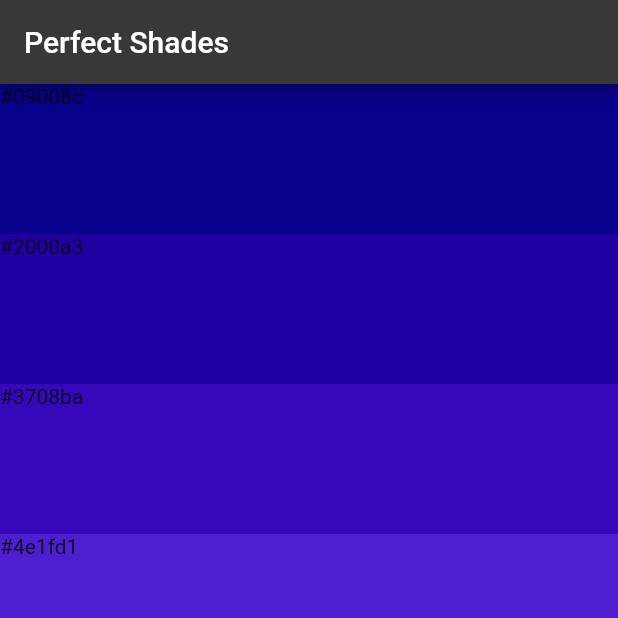
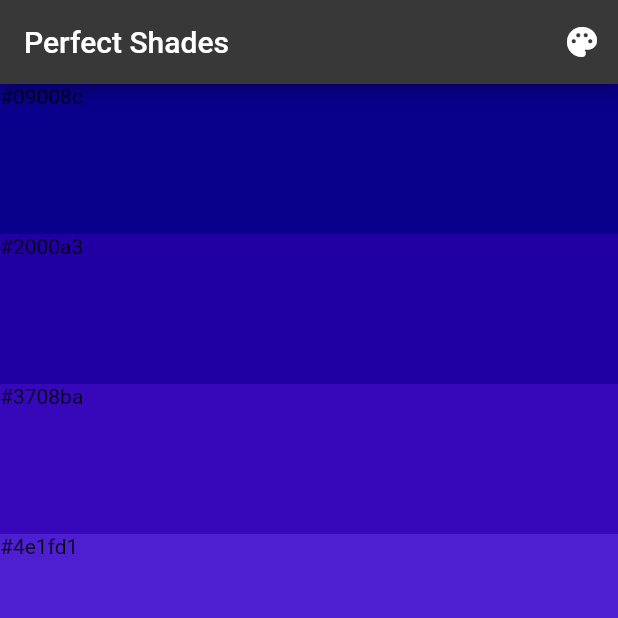
Before and after one commit to JuliaRechkunova/live-shades-app, a Flutter app: the screen it shows after launch, on a phone screen of 412 x 824 dp, the top half of it. Run offline on Flutter 3.47's test engine with Material 2 defaults, Android fonts, the phone set to English and light mode, and no system bars.

Commit message:
Make it dynamic

```diff
--- a/lib/main.dart
+++ b/lib/main.dart
@@ -28,24 +28,53 @@ class ShadesScreen extends StatefulWidget {
 }
 
 class _ShadesScreenState extends State<ShadesScreen> {
+  ShadesMode _mode = ShadesMode.neutral;
+
+  void _menuItemSelected(ShadesMode mode) {
+    setState(() {
+      _mode = mode;
+    });
+  }
+
   @override
   Widget build(BuildContext context) {
     return Scaffold(
         appBar: AppBar(
           title: Text(widget.title),
+          actions: <Widget>[
+            PopupMenuButton(
+              icon: Icon(Icons.palette),
+              itemBuilder: (BuildContext context) {
+                return [
+                  PopupMenuItem(value: ShadesMode.neutral, child: Text('Neutral')),
+                  PopupMenuItem(value: ShadesMode.warmToCold, child: Text('Warm to Cold')),
+                  PopupMenuItem(value: ShadesMode.coldToWarm, child: Text('Cold to Warm')),
+                ];
+              },
+              onSelected: _menuItemSelected,
+            )
+          ],
         ),
         body: Shades(
           baseColor: Colors.deepPurpleAccent,
           count: 5,
+          mode: _mode,
         ));
   }
 }
 
+enum ShadesMode {
+  warmToCold,
+  neutral,
+  coldToWarm
+};
+
 class Shades extends StatelessWidget {
-  Shades({@required this.baseColor, @required this.count});
+  Shades({@required this.baseColor, @required this.count, @required this.mode});
 
   final Color baseColor;
   final int count;
+  final ShadesMode mode;
 
   @override
   Widget build(BuildContext context) {
@@ -54,14 +83,14 @@ class Shades extends StatelessWidget {
 
     List.generate(count, (int index) => index + 1).forEach((int index) {
       Color nextColor = Color(baseColor.value)
-          .withRed(min(baseColor.red + step * index, 255))
+          .withRed(min((baseColor.red + step * index * (mode == ShadesMode.coldToWarm ? 2 : 1)).round(), 255))
           .withGreen(min(baseColor.green + step * index, 255))
-          .withBlue(min(baseColor.blue + step * index, 255));
+          .withBlue(min((baseColor.blue + step * index * (mode == ShadesMode.warmToCold ? 2 : 1)).round(), 255));
 
       Color prevColor = Color(baseColor.value)
-          .withRed(max(baseColor.red - step * index, 0))
+          .withRed(max((baseColor.red - step * index * (mode == ShadesMode.warmToCold ? 0.5 : 1)).round(), 0))
           .withGreen(max(baseColor.green - step * index, 0))
-          .withBlue(max(baseColor.blue - step * index, 0));
+          .withBlue(max((baseColor.blue - step * index * (mode == ShadesMode.coldToWarm ? 0.5 : 1)).round(), 0));
 
       colors.add(nextColor);
       colors.insert(0, prevColor);
```
